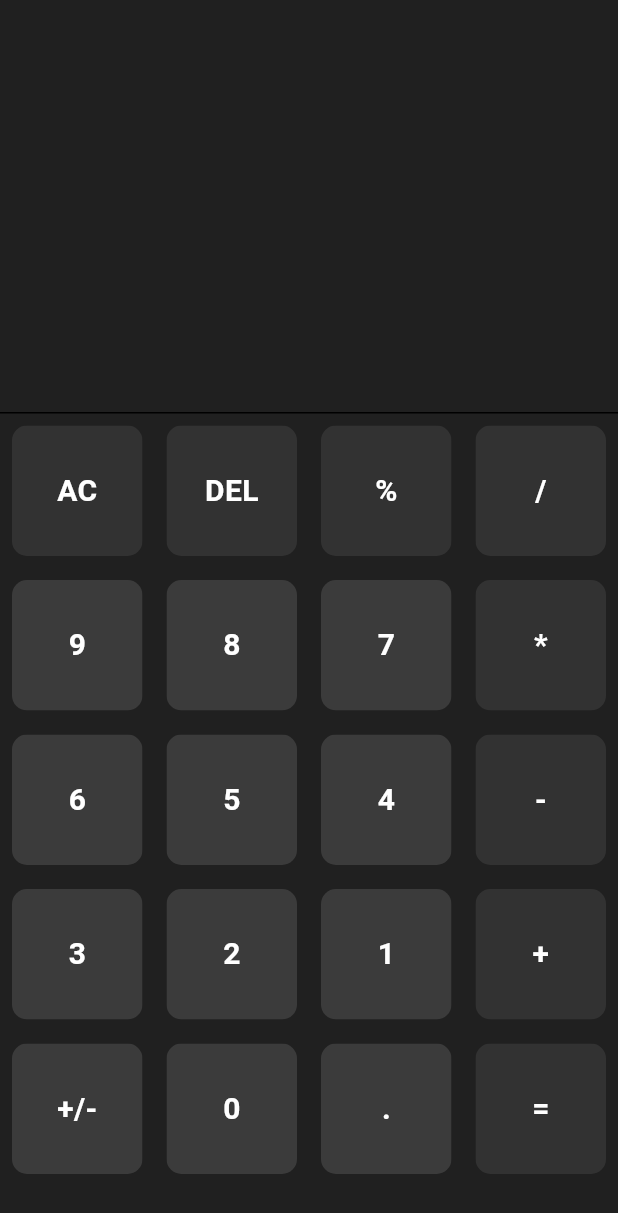
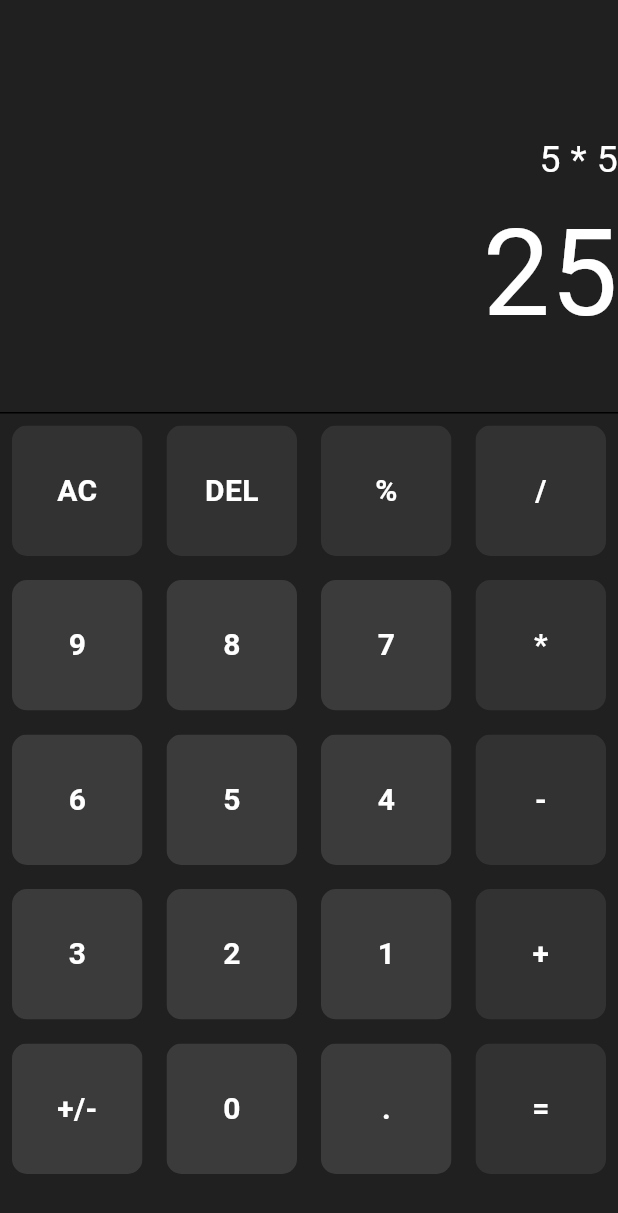
Before and after one commit to NaufalAndriantoNugraha/flutter-calculator, a Flutter app: the screen it shows after launch, on a phone screen of 412 x 824 dp. Shown: the top 1213 px of the screen. Run offline on Flutter 3.47's test engine with Material 3 defaults, Android fonts, the phone set to English and light mode, and no system bars.

Commit message:
Feat: Add display
Adding a display, so users can see what equation
they type and the answer they will get.

```diff
--- a/lib/pages/home_page.dart
+++ b/lib/pages/home_page.dart
@@ -32,6 +32,9 @@ class _HomePageState extends State<HomePage> {
     '=',
   ];
 
+  String question = '5 * 5';
+  String answer = '25';
+
   @override
   Widget build(BuildContext context) {
     return Scaffold(
@@ -39,7 +42,37 @@ class _HomePageState extends State<HomePage> {
       body: Column(
         children: [
           Expanded(
-            child: Container(),
+            child: Column(
+              crossAxisAlignment: CrossAxisAlignment.end,
+              children: [
+                const SizedBox(height: 50),
+                Expanded(
+                  child: Container(
+                    alignment: Alignment.bottomRight,
+                    child: Text(
+                      question,
+                      style: const TextStyle(
+                        color: Colors.white,
+                        fontSize: 25,
+                      ),
+                    ),
+                  ),
+                ),
+                Expanded(
+                  flex: 2,
+                  child: Container(
+                    alignment: Alignment.topRight,
+                    child: Text(
+                      answer,
+                      style: const TextStyle(
+                        color: Colors.white,
+                        fontSize: 80,
+                      ),
+                    ),
+                  ),
+                ),
+              ],
+            ),
           ),
           Expanded(
             flex: 2,
```
